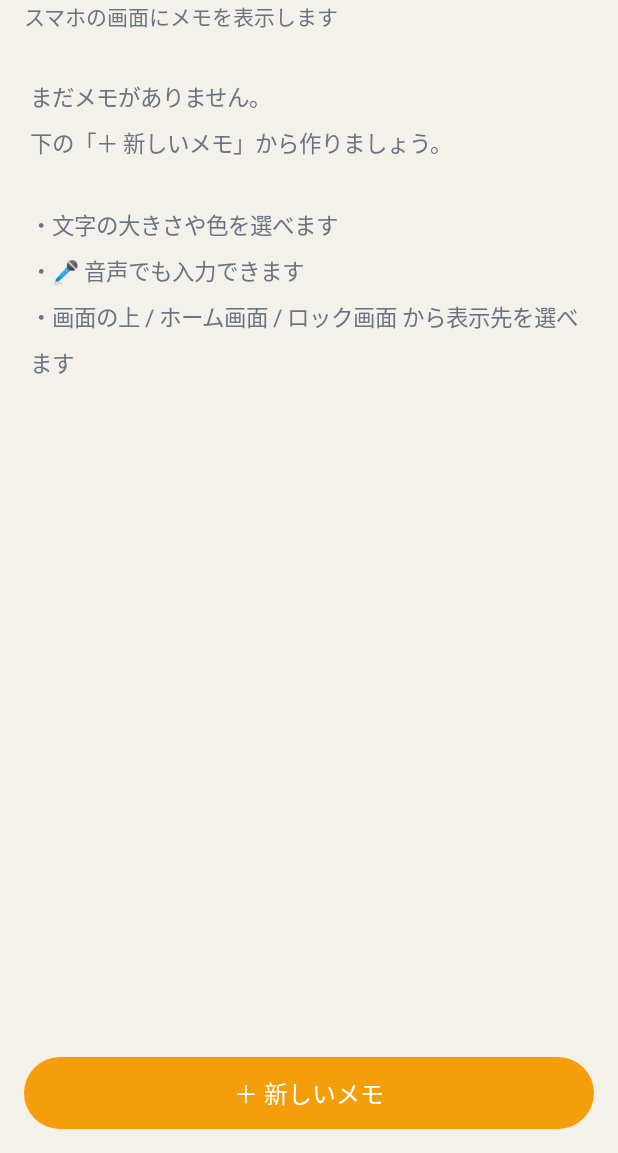
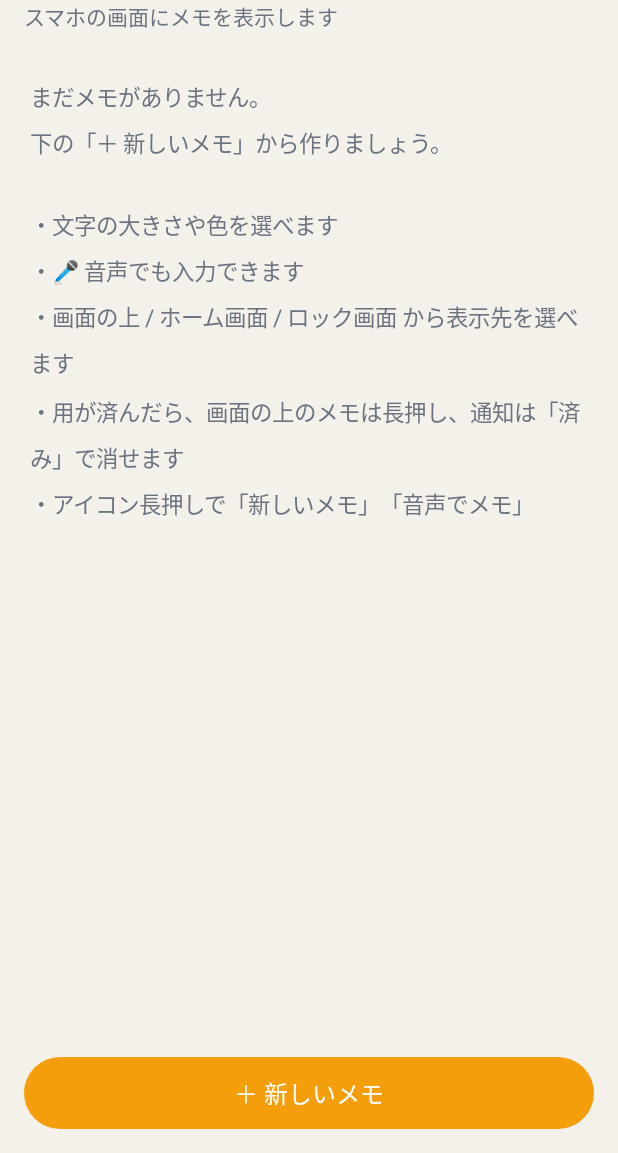
Before and after one commit to NobusatoKomatsu/weight-log, an Android app: the screen it shows after launch (MainActivity), on a phone screen of 412 x 824 dp, the part 83-1236 px from its top. Run offline under Robolectric (Android 15) with nearby library versions, the phone set to English and light mode, and no system bars.

Commit message:
画面メモ: 日常メモ向けに、長押し・通知の「済み」で非表示、アイコン長押しで新規/音声メモ
Co-Authored-By: Claude Opus 5.5 <noreply@anthropic.com>
Claude-Session: https://claude.ai/code/session_01WQewJvA6VJ4JwGoDVfD3kZ

```diff
--- a/memo-android/app/src/main/java/io/github/nobusatokomatsu/screenmemo/MainActivity.kt
+++ b/memo-android/app/src/main/java/io/github/nobusatokomatsu/screenmemo/MainActivity.kt
@@ -21,6 +21,11 @@ import androidx.activity.result.contract.ActivityResultContracts
 
 /** メモの一覧。各メモの表示のオン・オフと、新しいメモの追加 */
 class MainActivity : ComponentActivity() {
+
+    companion object {
+        const val ACTION_NEW = "io.github.nobusatokomatsu.screenmemo.NEW"
+        const val ACTION_VOICE = "io.github.nobusatokomatsu.screenmemo.VOICE"
+    }
 
     private lateinit var list: LinearLayout
     private lateinit var banners: LinearLayout
@@ -72,6 +77,22 @@ class MainActivity : ComponentActivity() {
                 setMargins(dp(16), dp(8), dp(16), dp(16))
             })
         })
+        if (savedInstanceState == null) handleShortcut(intent)
+    }
+
+    override fun onNewIntent(intent: Intent) {
+        super.onNewIntent(intent)
+        handleShortcut(intent)
+    }
+
+    /** ホーム画面のアイコン長押しメニューから「新しいメモ」「音声でメモ」 */
+    private fun handleShortcut(intent: Intent?) {
+        when (intent?.action) {
+            ACTION_NEW -> startActivity(EditActivity.intent(this, -1L))
+            ACTION_VOICE -> startActivity(EditActivity.intent(this, -1L, voice = true))
+            else -> return
+        }
+        intent?.action = null
     }
 
     override fun onResume() {
@@ -99,7 +120,7 @@ class MainActivity : ComponentActivity() {
         list.removeAllViews()
         if (memos.isEmpty()) {
             list.addView(TextView(this).apply {
-                text = "まだメモがありません。\n下の「＋ 新しいメモ」から作りましょう。\n\n・文字の大きさや色を選べます\n・🎤 音声でも入力できます\n・画面の上 / ホーム画面 / ロック画面 から表示先を選べます"
+                text = "まだメモがありません。\n下の「＋ 新しいメモ」から作りましょう。\n\n・文字の大きさや色を選べます\n・🎤 音声でも入力できます\n・画面の上 / ホーム画面 / ロック画面 から表示先を選べます\n・用が済んだら、画面の上のメモは長押し、通知は「済み」で消せます\n・アイコン長押しで「新しいメモ」「音声でメモ」"
                 textSize = 15f
                 setLineSpacing(0f, 1.4f)
                 setTextColor(Color.parseColor("#6B7280"))
--- a/memo-android/app/src/main/res/values/strings.xml
+++ b/memo-android/app/src/main/res/values/strings.xml
@@ -1,4 +1,6 @@
 <?xml version="1.0" encoding="utf-8"?>
 <resources>
     <string name="widget_desc">「ホーム画面」を選んだメモを表示します</string>
+    <string name="shortcut_new">新しいメモ</string>
+    <string name="shortcut_voice">音声でメモ</string>
 </resources>
```
Also changed, not shown: memo-android/app/src/main/AndroidManifest.xml (+7 -0 lines), memo-android/app/src/main/java/io/github/nobusatokomatsu/screenmemo/BootReceiver.kt (+12 -0 lines), memo-android/app/src/main/java/io/github/nobusatokomatsu/screenmemo/Display.kt (+13 -0 lines), memo-android/app/src/main/java/io/github/nobusatokomatsu/screenmemo/EditActivity.kt (+6 -3 lines), memo-android/app/src/main/java/io/github/nobusatokomatsu/screenmemo/OverlayService.kt (+18 -4 lines), memo-android/app/src/main/res/xml/shortcuts.xml (added, +23 -0 lines), 1 other file.
